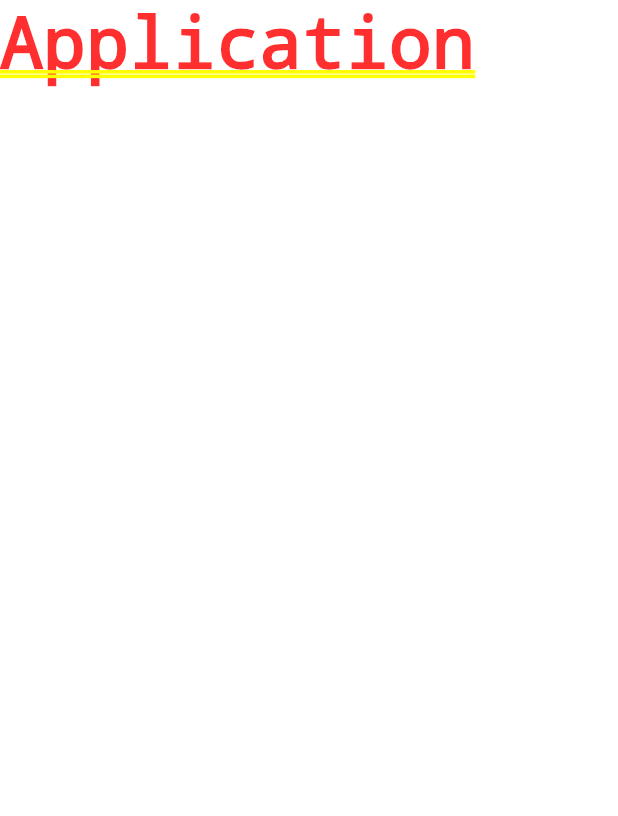
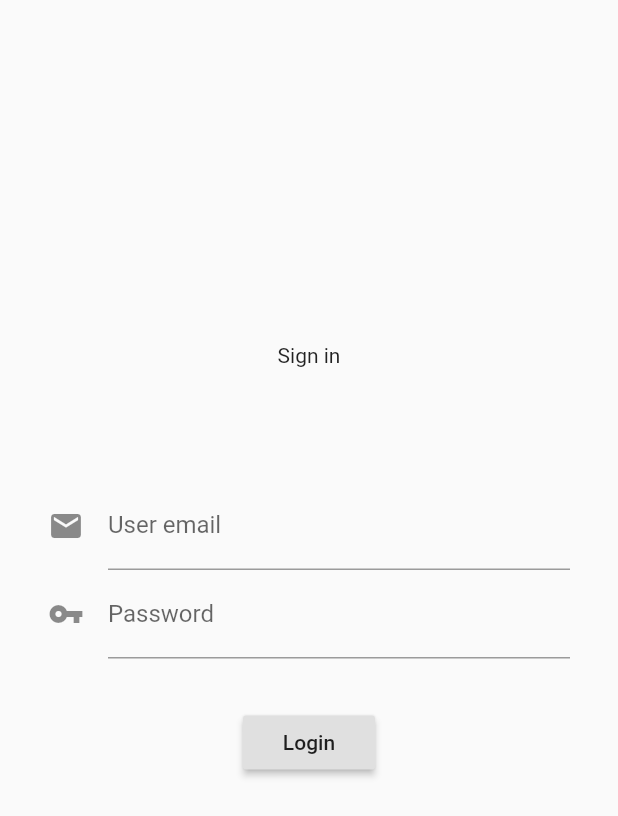
Before and after one commit to dz333n/splitbill_client, a Flutter app: the screen it shows after launch, on a phone screen of 412 x 824 dp. Shown: the top 816 px of the screen. Run offline on Flutter 3.47's test engine with Material 2 defaults, Android fonts, the phone set to English and light mode, and no system bars; our stand-ins replace dio, flutter_hooks, flutter_secure_storage, retrofit; generated files the repository leaves out were written again.

Commit message:
Implement LoginScreen

```diff
--- a/lib/main.dart
+++ b/lib/main.dart
@@ -15,7 +15,7 @@ class MyApp extends StatelessWidget {
       theme: ThemeData(
         primarySwatch: Colors.blue,
       ),
-      home: Text('Application'),
+      home: LoginScreen(),
     );
   }
 }
--- /dev/null
+++ b/lib/src/screens/login/components/login_form.dart
@@ -0,0 +1,126 @@
+import 'package:flutter/material.dart';
+import 'package:splitbill_client/src/models/login_information.dart';
+import 'package:splitbill_client/src/services/split_bill_api/split_bill_api.dart';
+
+class _LoginInformationModel {
+  String email;
+  String password;
+}
+
+class LoginForm extends StatefulWidget {
+  @override
+  _LoginFormState createState() => _LoginFormState();
+}
+
+class _LoginFormState extends State<LoginForm> {
+  final _formKey = GlobalKey<FormState>();
+
+  // Believe me, it works
+  static final _validEmailRegex = RegExp(
+      r"^[a-zA-Z0-9.!#$%&'*+/=?^_`{|}~-]+@[a-zA-Z0-9](?:[a-zA-Z0-9-]{0,253}[a-zA-Z0-9])?(?:\.[a-zA-Z0-9](?:[a-zA-Z0-9-]{0,253}[a-zA-Z0-9])?)*$");
+
+  _LoginInformationModel _model;
+  bool _isLoading;
+
+  @override
+  void initState() {
+    super.initState();
+    this._model = _LoginInformationModel();
+    this._isLoading = false;
+  }
+
+  @override
+  Widget build(BuildContext context) {
+    return Form(
+      key: _formKey,
+      child: Column(
+        children: <Widget>[
+          _buildEmailField(),
+          _buildPasswordField(),
+          SizedBox(height: 32.0),
+          _buildLoginButton(),
+        ],
+      ),
+    );
+  }
+
+  Widget _buildEmailField() {
+    return TextFormField(
+      decoration: const InputDecoration(
+        icon: Icon(Icons.email),
+        labelText: "User email",
+      ),
+      onSaved: (String value) {
+        _model.email = value;
+      },
+      validator: (String value) {
+        if (value.isEmpty) {
+          return 'Please enter your email';
+        }
+
+        if (!_validEmailRegex.hasMatch(value)) {
+          return 'Does not look like a valid email to me 🤷';
+        }
+
+        return null;
+      },
+    );
+  }
+
+  _buildPasswordField() {
+    return TextFormField(
+      obscureText: true,
+      onSaved: (String value) {
+        _model.password = value;
+      },
+      decoration: const InputDecoration(
+        icon: Icon(Icons.vpn_key),
+        labelText: "Password",
+      ),
+      validator: (String value) {
+        if (value.isEmpty) {
+          return 'This one seems empty to me 🤔';
+        }
+
+        return null;
+      },
+    );
+  }
+
+  _saveForm() async {
+    if (!_formKey.currentState.validate()) {
+      return;
+    }
+
+    setState(() => _isLoading = true);
+
+    _formKey.currentState.save();
+
+    try {
+      await client.login(
+        LoginInformation(
+          email: _model.email,
+          password: _model.password,
+        ),
+      );
+    } finally {
+      setState(() => _isLoading = false);
+    }
+  }
+
+  Widget _buildLoginButton() {
+    final onPressed = _isLoading ? null : _saveForm;
+    final child = _isLoading
+        ? SizedBox(
+            height: 24,
+            width: 24,
+            child: CircularProgressIndicator(),
+          )
+        : Text("Login");
+
+    return RaisedButton(
+      onPressed: onPressed,
+      child: child,
+    );
+  }
+}
--- /dev/null
+++ b/lib/src/screens/login/login_screen.dart
@@ -0,0 +1,26 @@
+import 'package:flutter/material.dart';
+import 'package:flutter_hooks/flutter_hooks.dart';
+import 'package:splitbill_client/src/screens/login/components/login_form.dart';
+
+class LoginScreen extends HookWidget {
+  @override
+  Widget build(BuildContext context) {
+
+    return Scaffold(
+      body: SafeArea(
+        child: Column(
+          children: [
+            Spacer(flex: 3),
+            Text("Sign in"),
+            Spacer(),
+            Container(
+              padding: const EdgeInsets.only(left: 32.0, right: 32.0),
+              child: LoginForm(),
+            ),
+            Spacer(flex: 4),
+          ],
+        ),
+      ),
+    );
+  }
+}
```
